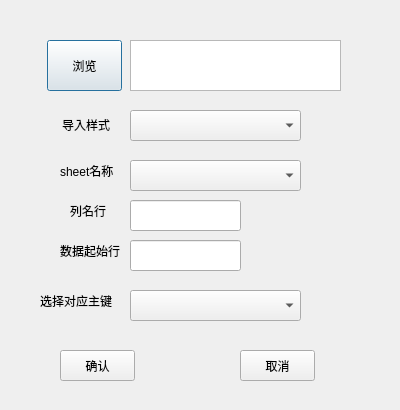
The window that importbookdialog.ui (hclspring/AssetTableManager) describes before a commit, drawn with Qt 5.
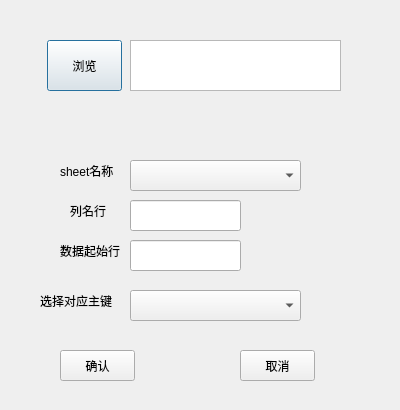
The same window after the commit.

```diff
--- a/importbookdialog.ui
+++ b/importbookdialog.ui
@@ -62,29 +62,6 @@
     </rect>
    </property>
   </widget>
-  <widget class="QLabel" name="label">
-   <property name="geometry">
-    <rect>
-     <x>62</x>
-     <y>115</y>
-     <width>54</width>
-     <height>20</height>
-    </rect>
-   </property>
-   <property name="text">
-    <string>导入样式</string>
-   </property>
-  </widget>
-  <widget class="QComboBox" name="importStyleComboBox">
-   <property name="geometry">
-    <rect>
-     <x>130</x>
-     <y>110</y>
-     <width>171</width>
-     <height>31</height>
-    </rect>
-   </property>
-  </widget>
   <widget class="QLabel" name="sheetNameLabel">
    <property name="geometry">
     <rect>
```
